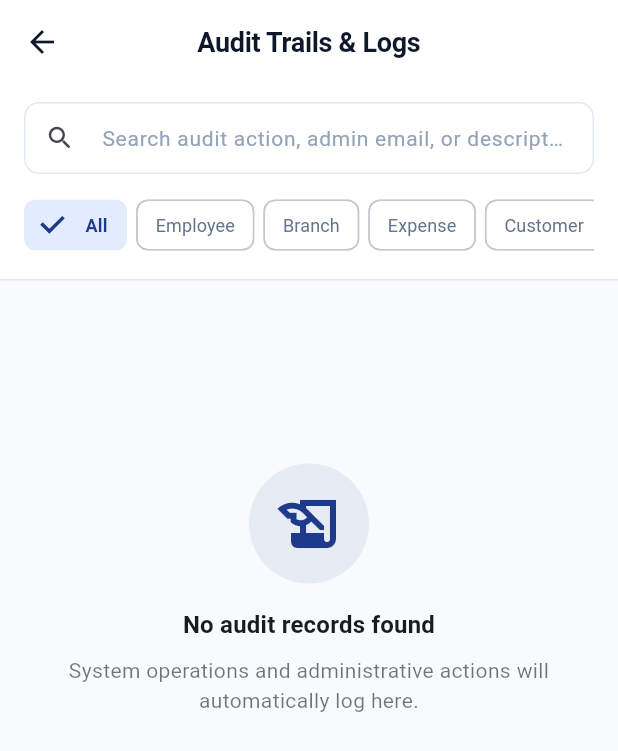
After one commit to kartik23-2/nexa-admin-flutter-evaluation-Kartik, a Flutter app: the AuditLogsScreen screen opened by its route, on a phone screen of 412 x 824 dp. The commit adds this screen. Shown: the top 751 px of the screen. Run offline on Flutter 3.47's test engine with Material 3 defaults, Android fonts, the phone set to English and light mode, and no system bars; our stand-ins replace cached_network_image, cloud_firestore, firebase_auth, firebase_core, firebase_messaging, firebase_storage and 4 more; accounts and stored records are empty; generated files the repository leaves out were written again.

Commit message:
feat: implement Centralized Audit Logging with real-time timeline viewer and complete entity action tracking

```diff
--- a/lib/main.dart
+++ b/lib/main.dart
@@ -34,6 +34,9 @@ import 'package:firebase_messaging/firebase_messaging.dart';
 import 'services/notification_service.dart';
 import 'state/notification_provider.dart';
 
+import 'state/audit_provider.dart';
+import 'screens/audit/audit_logs_screen.dart';
+
 Future<void> main() async {
   WidgetsFlutterBinding.ensureInitialized();
   await FirebaseService.initialize();
@@ -58,6 +61,7 @@ class NexaAdminApp extends StatelessWidget {
         ChangeNotifierProvider(create: (_) => DocumentProvider()),
         ChangeNotifierProvider(create: (_) => ExpenseProvider()),
         ChangeNotifierProvider(create: (_) => NotificationProvider()),
+        ChangeNotifierProvider(create: (_) => AuditProvider()),
       ],
       child: MaterialApp(
         title: 'NEXA Admin Lite',
@@ -82,6 +86,7 @@ class NexaAdminApp extends StatelessWidget {
           AppRoutes.documents: (context) => const DocumentsScreen(),
           AppRoutes.approvals: (context) => const ApprovalsScreen(),
           AppRoutes.approvalDetail: (context) => const ApprovalDetailScreen(),
+          AppRoutes.auditLogs: (context) => const AuditLogsScreen(),
         },
       ),
     );
--- /dev/null
+++ b/lib/models/audit_log_model.dart
@@ -0,0 +1,53 @@
+class AuditLogModel {
+  final String id;
+  final String action;
+  final String entityType;
+  final String entityId;
+  final String description;
+  final String performedBy;
+  final String userId;
+  final DateTime timestamp;
+  final Map<String, dynamic> metadata;
+
+  const AuditLogModel({
+    required this.id,
+    required this.action,
+    required this.entityType,
+    required this.entityId,
+    required this.description,
+    required this.performedBy,
+    required this.userId,
+    required this.timestamp,
+    this.metadata = const {},
+  });
+
+  Map<String, dynamic> toMap() {
+    return {
+      'id': id,
+      'action': action,
+      'entityType': entityType,
+      'entityId': entityId,
+      'description': description,
+      'performedBy': performedBy,
+      'userId': userId,
+      'timestamp': timestamp.toIso8601String(),
+      'metadata': metadata,
+    };
+  }
+
+  factory AuditLogModel.fromMap(Map<String, dynamic> map, {String? docId}) {
+    return AuditLogModel(
+      id: docId ?? map['id'] ?? '',
+      action: map['action'] ?? '',
+      entityType: map['entityType'] ?? 'General',
+      entityId: map['entityId'] ?? '',
+      description: map['description'] ?? '',
+      performedBy: map['performedBy'] ?? 'Administrator',
+      userId: map['userId'] ?? '',
+      timestamp: map['timestamp'] != null
+          ? DateTime.tryParse(map['timestamp']) ?? DateTime.now()
+          : DateTime.now(),
+      metadata: Map<String, dynamic>.from(map['metadata'] ?? {}),
+    );
+  }
+}
--- /dev/null
+++ b/lib/screens/audit/audit_logs_screen.dart
@@ -0,0 +1,309 @@
+import 'package:flutter/material.dart';
+import 'package:intl/intl.dart';
+import 'package:provider/provider.dart';
+import '../../core/constants/app_colors.dart';
+import '../../models/audit_log_model.dart';
+import '../../state/audit_provider.dart';
+import '../../widgets/empty_state_view.dart';
+import '../../widgets/loading_view.dart';
+
+class AuditLogsScreen extends StatefulWidget {
+  const AuditLogsScreen({super.key});
+
+  @override
+  State<AuditLogsScreen> createState() => _AuditLogsScreenState();
+}
+
+class _AuditLogsScreenState extends State<AuditLogsScreen> {
+  final TextEditingController _searchController = TextEditingController();
+
+  final List<String> _entityFilters = [
+    'All',
+    'Employee',
+    'Branch',
+    'Expense',
+    'Customer',
+    'Document',
+    'Attendance',
+  ];
+
+  @override
+  void dispose() {
+    _searchController.dispose();
+    super.dispose();
+  }
+
+  @override
+  Widget build(BuildContext context) {
+    final theme = Theme.of(context);
+    final provider = context.watch<AuditProvider>();
+    final logs = provider.filteredLogs;
+    final dateFormat = DateFormat('MMM d, yyyy • hh:mm:ss a');
+
+    return Scaffold(
+      appBar: AppBar(
+        title: const Text('Audit Trails & Logs'),
+      ),
+      body: Column(
+        children: [
+          // Search & Filter Header
+          Container(
+            padding: const EdgeInsets.fromLTRB(16, 12, 16, 12),
+            decoration: const BoxDecoration(
+              color: AppColors.surface,
+              border: Border(bottom: BorderSide(color: AppColors.border, width: 1)),
+            ),
+            child: Column(
+              children: [
+                // Search Input
+                TextField(
+                  controller: _searchController,
+                  onChanged: provider.setSearchQuery,
+                  decoration: InputDecoration(
+                    hintText: 'Search audit action, admin email, or description...',
+                    prefixIcon: const Icon(Icons.search_rounded, size: 20),
+                    suffixIcon: _searchController.text.isNotEmpty
+                        ? IconButton(
+                            icon: const Icon(Icons.clear, size: 18),
+                            onPressed: () {
+                              _searchController.clear();
+                              provider.setSearchQuery('');
+                            },
+                          )
+                        : null,
+                    contentPadding: const EdgeInsets.symmetric(horizontal: 16, vertical: 10),
+                  ),
+                ),
+                const SizedBox(height: 10),
+
+                // Entity Filter Chips
+                SingleChildScrollView(
+                  scrollDirection: Axis.horizontal,
+                  child: Row(
+                    children: _entityFilters.map((filter) {
+                      final isSelected = provider.entityTypeFilter.toLowerCase() == filter.toLowerCase();
+                      return Padding(
+                        padding: const EdgeInsets.only(right: 6.0),
+                        child: FilterChip(
+                          label: Text(filter),
+                          selected: isSelected,
+                          onSelected: (_) => provider.setEntityTypeFilter(filter),
+                          selectedColor: AppColors.primaryLight.withOpacity(0.15),
+                          checkmarkColor: AppColors.primary,
+                          labelStyle: TextStyle(
+                            color: isSelected ? AppColors.primary : AppColors.textSecondary,
+                            fontWeight: isSelected ? FontWeight.w600 : FontWeight.normal,
+                            fontSize: 12,
+                          ),
+                          padding: const EdgeInsets.symmetric(horizontal: 4, vertical: 2),
+                        ),
+                      );
+                    }).toList(),
+                  ),
+                ),
+              ],
+            ),
+          ),
+
+          // Timeline Logs List
+          Expanded(
+            child: provider.isLoading && provider.logs.isEmpty
+                ? const LoadingView(message: 'Loading immutable audit trails...')
+                : RefreshIndicator(
+                    onRefresh: provider.refresh,
+                    child: logs.isEmpty
+                        ? ListView(
+                            physics: const AlwaysScrollableScrollPhysics(),
+                            children: [
+                              SizedBox(
+                                height: MediaQuery.of(context).size.height * 0.5,
+                                child: const EmptyStateView(
+                                  icon: Icons.history_edu_outlined,
+                                  title: 'No audit records found',
+                                  message: 'System operations and administrative actions will automatically log here.',
+                                ),
+                              ),
+                            ],
+                          )
+                        : ListView.builder(
+                            padding: const EdgeInsets.all(16),
+                            itemCount: logs.length,
+                            itemBuilder: (context, index) {
+                              final log = logs[index];
+                              final isLast = index == logs.length - 1;
+                              return _buildTimelineItem(log, dateFormat, isLast);
+                            },
+                          ),
+                  ),
+          ),
+        ],
+      ),
+    );
+  }
+
+  Widget _buildTimelineItem(AuditLogModel log, DateFormat dateFormat, bool isLast) {
+    final color = _getEntityColor(log.entityType);
+    final icon = _getEntityIcon(log.entityType);
+
+    return IntrinsicHeight(
+      child: Row(
+        crossAxisAlignment: CrossAxisAlignment.start,
+        children: [
+          // Timeline indicator (bullet + line)
+          Column(
+            children: [
+              Container(
+                padding: const EdgeInsets.all(8),
+                decoration: BoxDecoration(
+                  color: color.withOpacity(0.12),
+                  shape: BoxShape.circle,
+                  border: Border.all(color: color.withOpacity(0.4), width: 1.5),
+                ),
+                child: Icon(icon, color: color, size: 16),
+              ),
+              if (!isLast)
+                Expanded(
+                  child: Container(
+                    width: 2,
+                    color: AppColors.border,
+                  ),
+                ),
+            ],
+          ),
+          const SizedBox(width: 14),
+
+          // Log Content Card
+          Expanded(
+            child: Padding(
+              padding: const EdgeInsets.only(bottom: 16.0),
+              child: Card(
+                child: Padding(
+                  padding: const EdgeInsets.all(14),
+                  child: Column(
+                    crossAxisAlignment: CrossAxisAlignment.start,
+                    children: [
+                      Row(
+                        mainAxisAlignment: MainAxisAlignment.spaceBetween,
+                        children: [
+                          Container(
+                            padding: const EdgeInsets.symmetric(horizontal: 8, vertical: 3),
+                            decoration: BoxDecoration(
+                              color: color.withOpacity(0.1),
+                              borderRadius: BorderRadius.circular(6),
+                            ),
+                            child: Text(
+                              log.entityType.toUpperCase(),
+                              style: TextStyle(
+                                fontSize: 10,
+                                fontWeight: FontWeight.bold,
+                                color: color,
+                                letterSpacing: 0.5,
+                              ),
+                            ),
+                          ),
+                          Text(
+                            dateFormat.format(log.timestamp),
+                            style: const TextStyle(fontSize: 11, color: AppColors.textMuted),
+                          ),
+                        ],
+                      ),
+                      const SizedBox(height: 8),
+                      Text(
+                        log.description,
+                        style: const TextStyle(
+                          fontSize: 14,
+                          fontWeight: FontWeight.w600,
+                          color: AppColors.textPrimary,
+                        ),
+                      ),
+                      const SizedBox(height: 6),
+                      Row(
+                        children: [
+                          const Icon(Icons.person_pin_circle_outlined, size: 14, color: AppColors.textMuted),
+                          const SizedBox(width: 4),
+                          Text(
+                            log.performedBy,
+                            style: const TextStyle(fontSize: 12, color: AppColors.textSecondary),
+                          ),
+                          const SizedBox(width: 8),
+                          Text(
+                            '• Action: ${log.action}',
+                            style: const TextStyle(fontSize: 11, color: AppColors.textMuted, fontFamily: 'monospace'),
+                          ),
+                        ],
+                      ),
+
+                      // Metadata Expansion if available
+                      if (log.metadata.isNotEmpty) ...[
+                        const SizedBox(height: 8),
+                        Container(
+                          padding: const EdgeInsets.all(8),
+                          decoration: BoxDecoration(
+                            color: AppColors.surfaceMuted,
+                            borderRadius: BorderRadius.circular(6),
+                          ),
+                          child: Column(
+                            crossAxisAlignment: CrossAxisAlignment.start,
+                            children: log.metadata.entries.map((entry) {
+                              return Padding(
+                                padding: const EdgeInsets.only(bottom: 2.0),
+                                child: Text(
+                                  '${entry.key}: ${entry.value}',
+                                  style: const TextStyle(fontSize: 11, fontFamily: 'monospace', color: AppColors.textSecondary),
+                                  maxLines: 2,
+                                  overflow: TextOverflow.ellipsis,
+                                ),
+                              );
+                            }).toList(),
+                          ),
+                        ),
+                      ],
+                    ],
+                  ),
+                ),
+              ),
+            ),
+          ),
+        ],
+      ),
+    );
+  }
+
+  Color _getEntityColor(String entityType) {
+    switch (entityType.toLowerCase()) {
+      case 'employee':
+        return AppColors.primary;
+      case 'branch':
+        return Colors.indigo;
+      case 'expense':
+        return Colors.purple;
+      case 'customer':
+        return AppColors.accent;
+      case 'attendance':
+        return AppColors.success;
+      case 'document':
+        return AppColors.warning;
+      default:
+        return AppColors.info;
+    }
+  }
+
+  IconData _getEntityIcon(String entityType) {
+    switch (entityType.toLowerCase()) {
+      case 'employee':
+        return Icons.badge_outlined;
+      case 'branch':
+        return Icons.store_rounded;
+      case 'expense':
+        return Icons.receipt_long_outlined;
+      case 'customer':
+        return Icons.person_outline_rounded;
+      case 'attendance':
+        return Icons.how_to_reg_outlined;
+      case 'document':
+        return Icons.description_outlined;
+      default:
+        return Icons.info_outline_rounded;
+    }
+  }
+}
--- a/lib/services/employee_service.dart
+++ b/lib/services/employee_service.dart
@@ -5,16 +5,20 @@ import 'package:flutter/foundation.dart';
 import 'package:image_picker/image_picker.dart';
 import '../core/constants/firestore_collections.dart';
 import '../models/employee_model.dart';
+import 'audit_service.dart';
 
 class EmployeeService {
   final FirebaseFirestore _firestore;
   final FirebaseStorage _storage;
+  final AuditService _auditService;
 
   EmployeeService({
     FirebaseFirestore? firestore,
     FirebaseStorage? storage,
+    AuditService? auditService,
   })  : _firestore = firestore ?? FirebaseFirestore.instance,
-        _storage = storage ?? FirebaseStorage.instance;
+        _storage = storage ?? FirebaseStorage.instance,
+        _auditService = auditService ?? AuditService();
 
   CollectionReference<Map<String, dynamic>> get _employeeRef =>
       _firestore.collection(FirestoreCollections.employees);
@@ -75,6 +79,22 @@ class EmployeeService {
     );
 
     await docRef.set(newEmployee.toMap());
+
+    // Trigger Audit Log
+    await _auditService.logEvent(
+      action: 'EMPLOYEE_CREATED',
+      entityType: 'Employee',
+      entityId: docRef.id,
+      description: 'Added employee "${employee.name}" (${employee.designation})',
+      metadata: {
+        'name': employee.name,
+        'email': employee.email,
+        'mobile': employee.mobile,
+        'designation': employee.designation,
+        'branchId': employee.branchId,
+      },
+    );
+
     return docRef.id;
   }
 
@@ -87,16 +107,43 @@ class EmployeeService {
 
     final updated = employee.copyWith(photoUrl: photoUrl);
     await _employeeRef.doc(employee.id).update(updated.toMap());
+
+    // Trigger Audit Log
+    await _auditService.logEvent(
+      action: 'EMPLOYEE_UPDATED',
+      entityType: 'Employee',
+      entityId: employee.id,
+      description: 'Updated profile for employee "${employee.name}"',
+      metadata: employee.toMap(),
+    );
   }
 
   Future<void> toggleEmployeeStatus(String id, bool active) async {
     await _employeeRef.doc(id).update({
       'status': active ? 'Active' : 'Inactive',
     });
+
+    // Trigger Audit Log
+    await _auditService.logEvent(
+      action: active ? 'EMPLOYEE_ACTIVATED' : 'EMPLOYEE_DEACTIVATED',
+      entityType: 'Employee',
+      entityId: id,
+      description: '${active ? "Activated" : "Deactivated"} employee account #$id',
+      metadata: {'employeeId': id, 'newStatus': active ? 'Active' : 'Inactive'},
+    );
   }
 
-  Future<void> deleteEmployee(String id) async {
+  Future<void> deleteEmployee(String id, {String? employeeName}) async {
     await _employeeRef.doc(id).delete();
+
+    // Trigger Audit Log
+    await _auditService.logEvent(
+      action: 'EMPLOYEE_DELETED',
+      entityType: 'Employee',
+      entityId: id,
+      description: 'Deleted employee record "${employeeName ?? id}"',
+      metadata: {'employeeId': id, 'name': employeeName},
+    );
   }
 
   Future<List<Map<String, dynamic>>> fetchBranches() async {
--- /dev/null
+++ b/lib/state/audit_provider.dart
@@ -0,0 +1,99 @@
+import 'dart:async';
+import 'package:flutter/material.dart';
+import '../models/audit_log_model.dart';
+import '../services/audit_service.dart';
+
+class AuditProvider extends ChangeNotifier {
+  final AuditService _service;
+
+  List<AuditLogModel> _logs = [];
+  bool _isLoading = true;
+  String? _errorMessage;
+
+  String _entityTypeFilter = 'All'; // 'All', 'Employee', 'Branch', 'Expense', 'Customer', 'Document', 'Attendance'
+  String _searchQuery = '';
+
+  StreamSubscription<List<AuditLogModel>>? _subscription;
+
+  AuditProvider({AuditService? service})
+      : _service = service ?? AuditService() {
+    _initStream();
+  }
+
+  List<AuditLogModel> get logs => _logs;
+  bool get isLoading => _isLoading;
+  String? get errorMessage => _errorMessage;
+  String get entityTypeFilter => _entityTypeFilter;
+  String get searchQuery => _searchQuery;
+
+  List<AuditLogModel> get filteredLogs {
+    return _logs.where((log) {
+      // Entity type filter
+      if (_entityTypeFilter != 'All' &&
+          log.entityType.toLowerCase() != _entityTypeFilter.toLowerCase()) {
+        return false;
+      }
+
+      // Search filter
+      if (_searchQuery.isNotEmpty) {
+        final q = _searchQuery.toLowerCase();
+        final actionMatch = log.action.toLowerCase().contains(q);
+        final descMatch = log.description.toLowerCase().contains(q);
+        final userMatch = log.performedBy.toLowerCase().contains(q);
+        return actionMatch || descMatch || userMatch;
+      }
+
+      return true;
+    }).toList();
+  }
+
+  void _initStream() {
+    _isLoading = true;
+    notifyListeners();
+
+    _subscription?.cancel();
+    _subscription = _service.streamAuditLogs().listen(
+      (data) {
+        _logs = data;
+        _isLoading = false;
+        _errorMessage = null;
+        notifyListeners();
+      },
+      onError: (e) {
+        _errorMessage = e.toString();
+        _isLoading = false;
+        notifyListeners();
+      },
+    );
+  }
+
+  void setEntityTypeFilter(String filter) {
+    _entityTypeFilter = filter;
+    notifyListeners();
+  }
+
+  void setSearchQuery(String query) {
+    _searchQuery = query;
+    notifyListeners();
+  }
+
+  Future<void> refresh() async {
+    try {
+      _isLoading = true;
+      notifyListeners();
+      _logs = await _service.getAuditLogs();
+      _isLoading = false;
+      notifyListeners();
+    } catch (e) {
+      _errorMessage = e.toString();
+      _isLoading = false;
+      notifyListeners();
+    }
+  }
+
+  @override
+  void dispose() {
+    _subscription?.cancel();
+    super.dispose();
+  }
+}
```
Also changed, not shown: lib/services/audit_service.dart (+27 -1 lines), 1 other file.
